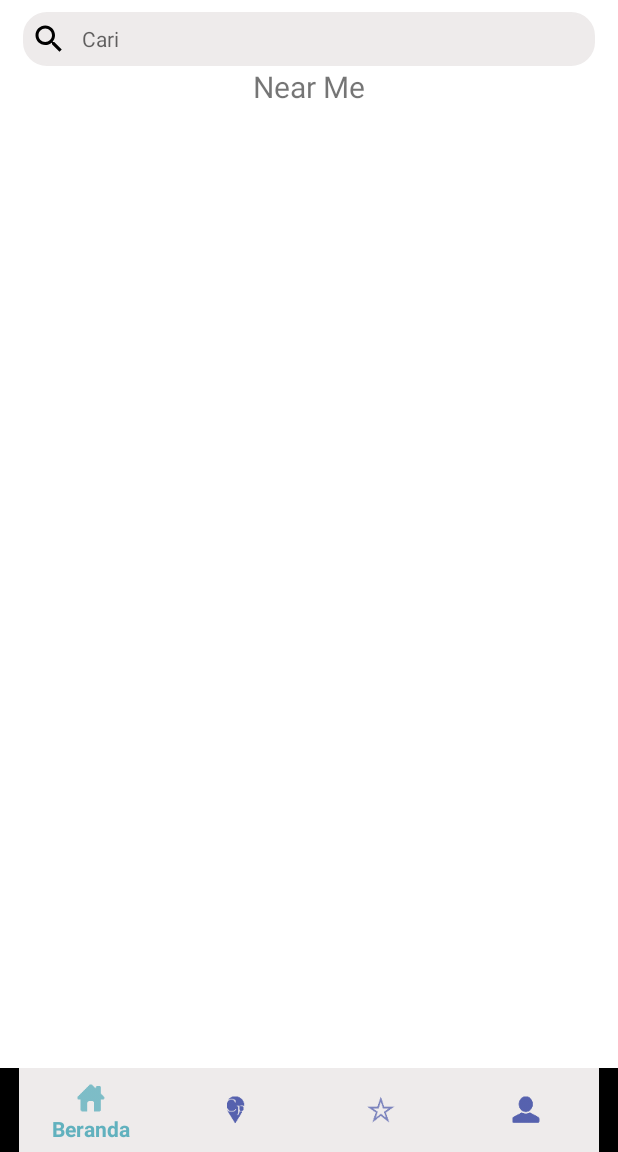
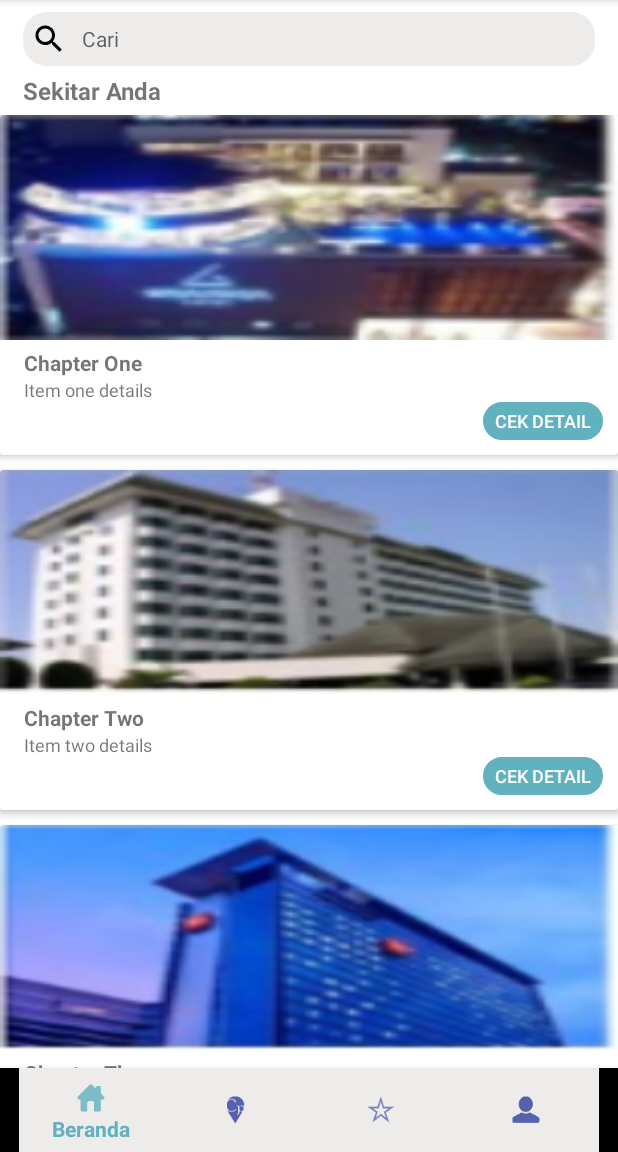
Before and after one commit to marshaachikita/cekpedia, an Android app: the fragment NearMeFragment placed in its activity, on a phone screen of 412 x 824 dp, the part 84-1236 px from its top. Run offline under Robolectric (Android 15) with nearby library versions, the light colour scheme and no system bars; our stand-ins replace Firebase (no records; nobody signed in at launch, a user with empty details on screens opened directly); libraries missing offline, so code that uses them is left out: com.daimajia.slider, com.viewpagerindicator; plain views replace SliderLayout; Roboto replaces fonts that are not available here; 6 statements that could not run were skipped.

Commit message:
Recycler View Near Me Selesai

```diff
--- a/app/src/main/AndroidManifest.xml
+++ b/app/src/main/AndroidManifest.xml
@@ -19,7 +19,7 @@
 
     <application
         android:allowBackup="true"
-        android:hardwareAccelerated="false"
+        android:hardwareAccelerated="true"
         android:largeHeap="true"
         android:icon="@drawable/logo_navy"
         android:label="@string/app_name"
--- /dev/null
+++ b/app/src/main/java/me/cekpedia/ListCardAdapter.java
@@ -0,0 +1,87 @@
+package me.cekpedia;
+
+import android.support.design.widget.Snackbar;
+import android.support.v7.widget.RecyclerView;
+import android.view.LayoutInflater;
+import android.view.View;
+import android.view.ViewGroup;
+import android.widget.ImageView;
+import android.widget.TextView;
+import android.widget.Toast;
+
+public class ListCardAdapter extends RecyclerView.Adapter<ListCardAdapter.ViewHolder> {
+
+    private String[] nama = {"Chapter One",
+            "Chapter Two",
+            "Chapter Three",
+            "Chapter Four",
+            "Chapter Five",
+            "Chapter Six",
+            "Chapter Seven",
+            "Chapter Eight"};
+
+    private String[] detail = {"Item one details",
+            "Item two details", "Item three details",
+            "Item four details", "Item file details",
+            "Item six details", "Item seven details",
+            "Item eight details"};
+
+    private int[] gambar = { R.drawable.hotelgrandia,
+            R.drawable.hotelhorison,
+            R.drawable.hotelibis,
+            R.drawable.apotekk24gerlong,
+            R.drawable.bidandelima,
+            R.drawable.bidanida,
+            R.drawable.masjidraya,
+            R.drawable.rshasansadikin };
+
+    @Override
+    public ViewHolder onCreateViewHolder(ViewGroup parent, int viewType) {
+
+        View v = LayoutInflater.from(parent.getContext())
+                .inflate(R.layout.list_nearme, parent, false);
+        ViewHolder viewHolder = new ViewHolder(v);
+
+        return viewHolder;
+    }
+
+    @Override
+    public void onBindViewHolder(ViewHolder holder, int position) {
+
+        holder.itemNama.setText(nama[position]);
+        holder.itemDetail.setText(detail[position]);
+        holder.itemGambar.setImageResource(gambar[position]);
+
+    }
+
+    @Override
+    public int getItemCount() {
+        return nama.length;
+    }
+
+    public class ViewHolder extends RecyclerView.ViewHolder {
+
+        public int current;
+        public ImageView itemGambar;
+        public TextView itemNama;
+        public TextView itemDetail;
+
+        public ViewHolder(View itemView) {
+            super(itemView);
+            itemGambar = (ImageView)itemView.findViewById(R.id.gambar);
+            itemNama = (TextView)itemView.findViewById(R.id.namaTempat);
+            itemDetail = (TextView)itemView.findViewById(R.id.alamatTempat);
+
+            itemView.setOnClickListener(new View.OnClickListener() {
+                @Override public void onClick(View v) {
+                    int position = getAdapterPosition();
+
+                    Snackbar.make(v, "Click detected on item " + position,
+                            Snackbar.LENGTH_LONG)
+                            .setAction("Action", null).show();
+
+                }
+            });
+        }
+    }
+}
--- a/app/src/main/java/me/cekpedia/NearMeFragment.java
+++ b/app/src/main/java/me/cekpedia/NearMeFragment.java
@@ -4,7 +4,11 @@ package me.cekpedia;
 import android.graphics.Typeface;
 import android.os.Bundle;
 import android.support.v4.app.Fragment;
+import android.support.v7.widget.LinearLayoutManager;
+import android.support.v7.widget.RecyclerView;
 import android.view.LayoutInflater;
+import android.view.Menu;
+import android.view.MenuInflater;
 import android.view.View;
 import android.view.ViewGroup;
 import android.widget.TextView;
@@ -20,6 +24,9 @@ public class NearMeFragment extends Fragment {
     View view;
     TextView st1, st2;
     Typeface tf1, tf2;
+    RecyclerView recyclerView;
+    RecyclerView.LayoutManager layoutManager;
+    RecyclerView.Adapter adapter;
 
     public NearMeFragment() {
         // Required empty public constructor
@@ -37,9 +44,18 @@ public class NearMeFragment extends Fragment {
         tf1 = Typeface.createFromAsset(getActivity().getAssets(), "FRSCRIPT.TTF");
         st1.setTypeface(tf1);
 
-        st2 = (TextView) view.findViewById(R.id.id_nearme);
-        tf2 = Typeface.createFromAsset(getActivity().getAssets(), "Cambria_Math.ttf");
-        st2.setTypeface(tf2);
+//        st2 = (TextView) view.findViewById(R.id.id_nearme);
+//        tf2 = Typeface.createFromAsset(getActivity().getAssets(), "Cambria_Math.ttf");
+//        st2.setTypeface(tf2);
+
+        //Pengaturan Recycler View
+        recyclerView = (RecyclerView) view.findViewById(R.id.recycler_view);
+
+        layoutManager = new LinearLayoutManager(getActivity());
+        recyclerView.setLayoutManager(layoutManager);
+
+        adapter = new ListCardAdapter();
+        recyclerView.setAdapter(adapter);
 
         return view;
     }
--- a/app/src/main/res/layout/fragment_near_me.xml
+++ b/app/src/main/res/layout/fragment_near_me.xml
@@ -1,15 +1,11 @@
 <?xml version="1.0" encoding="utf-8"?>
-<FrameLayout xmlns:android="http://schemas.android.com/apk/res/android"
+<RelativeLayout xmlns:android="http://schemas.android.com/apk/res/android"
     xmlns:tools="http://schemas.android.com/tools"
     android:layout_width="match_parent"
     android:layout_height="match_parent"
+    android:background="#FFFFFF"
     xmlns:app="http://schemas.android.com/apk/res-auto"
     tools:context=".NearMeFragment">
-
-    <RelativeLayout
-        android:layout_width="match_parent"
-        android:layout_height="match_parent"
-        android:background="#FFFFFF">
 
     <android.support.v7.widget.Toolbar
         android:id="@+id/my_toolbar"
@@ -51,19 +47,20 @@
         android:id="@+id/id_nearme"
         android:layout_width="match_parent"
         android:layout_height="wrap_content"
-            android:text="Near Me"
-            android:layout_below="@id/cari"
-            android:gravity="center"
-            android:textSize="20sp"/>
+        android:text="Sekitar Anda"
+        android:textStyle="bold"
+        android:textSize="16sp"
+        android:layout_marginTop="5dp"
+        android:layout_marginBottom="5dp"
+        android:layout_marginLeft="15dp"
+        android:layout_below="@id/cari"/>
 
-        <ListView
-            android:id="@+id/lv_nearme"
+    <android.support.v7.widget.RecyclerView
         android:layout_width="match_parent"
-            android:layout_height="match_parent"
-            android:layout_below="@id/id_nearme">
+        android:layout_height="wrap_content"
+        android:layout_below="@id/id_nearme"
+        android:id="@+id/recycler_view">
 
-        </ListView>
+    </android.support.v7.widget.RecyclerView>
 
 </RelativeLayout>
-
-</FrameLayout>
--- a/app/src/main/res/layout/list_nearme.xml
+++ b/app/src/main/res/layout/list_nearme.xml
@@ -1,16 +1,24 @@
 <?xml version="1.0" encoding="utf-8"?>
-<LinearLayout
-    xmlns:android="http://schemas.android.com/apk/res/android"
+<android.support.v7.widget.CardView xmlns:android="http://schemas.android.com/apk/res/android"
     android:layout_width="match_parent"
     android:layout_height="wrap_content"
-    android:orientation="horizontal"
-    android:layout_margin="10dp"
-    android:background="@drawable/border_shadow">
+    xmlns:card_view="http://schemas.android.com/apk/res-auto"
+    android:layout_marginBottom="10dp"
+    card_view:cardBackgroundColor="#FFFFFF"
+    android:divider="@android:color/transparent"
+    android:elevation="8dp"
+    card_view:cardElevation="3dp"
+    android:clickable="true">
+
+    <LinearLayout
+        android:layout_width="match_parent"
+        android:layout_height="wrap_content"
+        android:orientation="vertical">
 
         <ImageView
             android:id="@+id/gambar"
-        android:layout_width="130dp"
-        android:layout_height="100dp"
+            android:layout_width="match_parent"
+            android:layout_height="150dp"
             android:src="@drawable/bandarahusein"
             android:scaleType="fitXY"/>
 
@@ -52,4 +60,7 @@
 
         </LinearLayout>
 
+
     </LinearLayout>
+
+</android.support.v7.widget.CardView>
```
Lines whose indentation alone changed are shown as unchanged.
